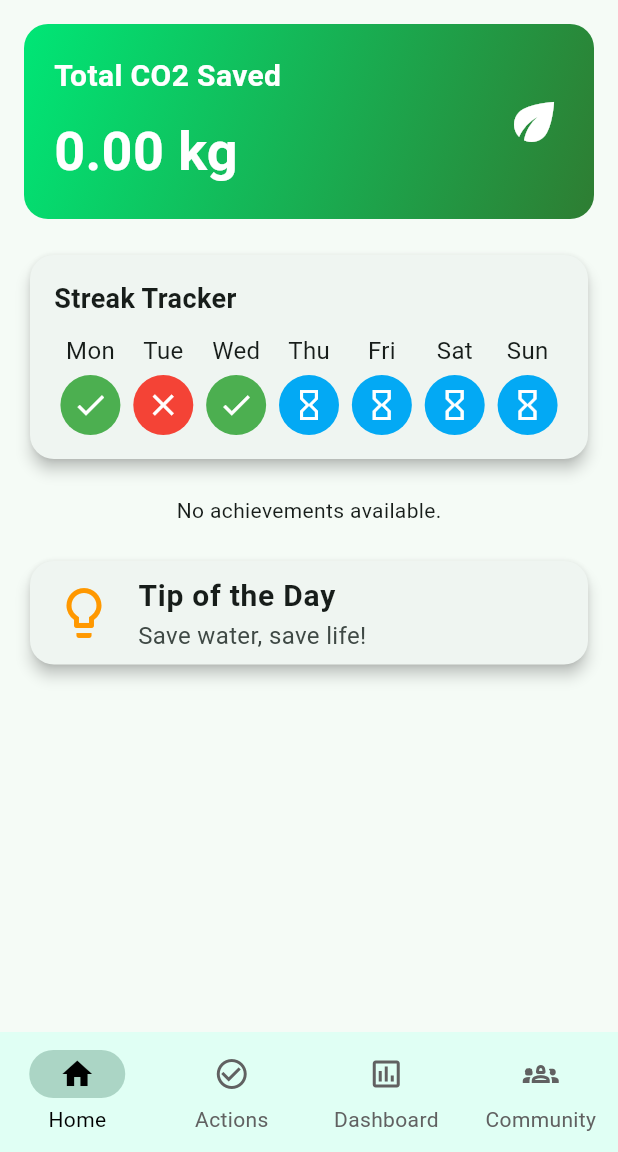
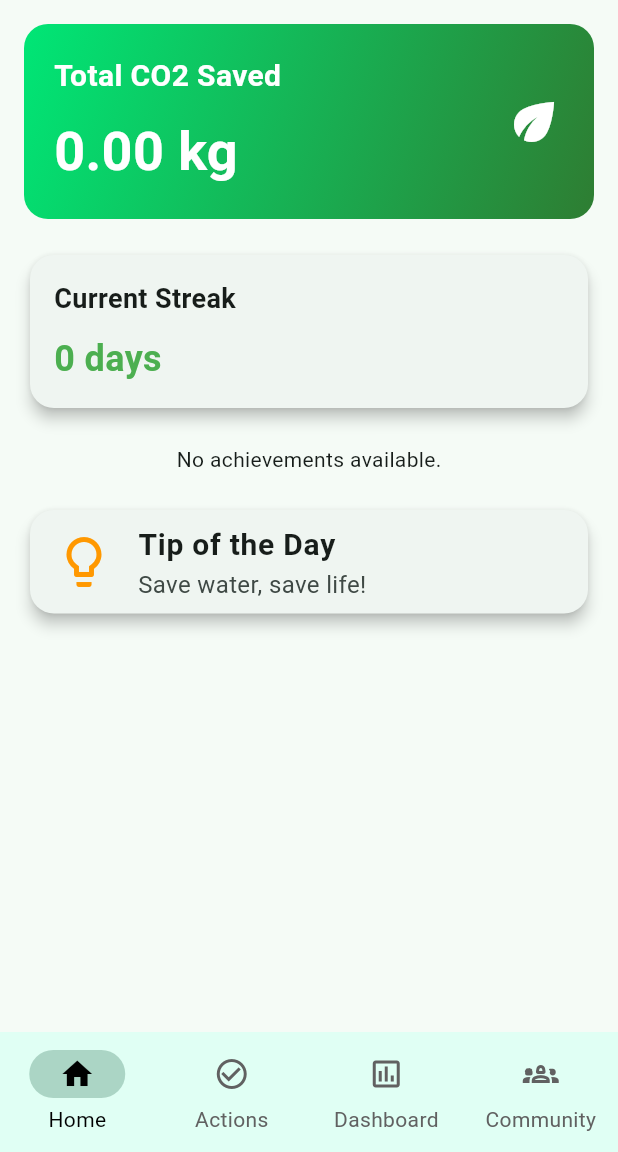
Before and after one commit to isha2125/C-Stain, a Flutter app: the screen it shows once a user with an empty profile is signed in, on a phone screen of 412 x 824 dp, the part 84-1236 px from its top. Run offline on Flutter 3.47's test engine with Material 3 defaults, Android fonts, the phone set to English and light mode, and no system bars; our stand-ins replace cloud_firestore, firebase_auth, firebase_core, flutter_riverpod, percent_indicator; missing offline and left inert: firebase_ui_auth, firebase_ui_oauth_google; accounts and stored records are empty.

Commit message:
streak added

```diff
--- a/lib/backend/auth_gate.dart
+++ b/lib/backend/auth_gate.dart
@@ -1,5 +1,6 @@
 import 'package:cloud_firestore/cloud_firestore.dart';
 import 'package:cstain/components/loader.dart';
+import 'package:cstain/components/streak_service.dart';
 import 'package:cstain/models/user.dart';
 import 'package:cstain/providers/auth_service.dart';
 import 'package:firebase_auth/firebase_auth.dart' hide EmailAuthProvider;
@@ -27,6 +28,10 @@ class AuthGate extends ConsumerWidget {
   static Future<void> _handleUserModel(User user, Ref ref) async {
     final userDoc = await _usersCollection.doc(user.uid).get();
 
+    //streak provider
+
+    final streakService = StreakService();
+
     UserModel userModel;
 
     if (!userDoc.exists) {
@@ -39,12 +44,15 @@ class AuthGate extends ConsumerWidget {
         profile_picture_url: user.photoURL ?? 'Default Profile Picture URL',
         total_CO2_saved: 0.0,
         username: user.displayName ?? 'No Username',
+        streak: 0,
+        lastLoginDate: Timestamp.now(),
       );
 
       await _usersCollection.doc(userModel.uid).set(userModel.toMap());
     } else {
       userModel = UserModel.fromMap(userDoc.data() as Map<String, dynamic>);
     }
+    await streakService.updateStreak();
 
     ref.read(userProvider.notifier).state = userModel;
   }
--- a/lib/models/user.dart
+++ b/lib/models/user.dart
@@ -13,6 +13,8 @@ class UserModel {
   final String profile_picture_url;
   final double total_CO2_saved;
   final String username;
+  final int streak; // New property
+  final Timestamp lastLoginDate; // New property
   UserModel({
     required this.uid,
     required this.bio,
@@ -22,6 +24,8 @@ class UserModel {
     required this.profile_picture_url,
     required this.total_CO2_saved,
     required this.username,
+    required this.streak, // Add this
+    required this.lastLoginDate, // A
   });
 
   UserModel copyWith({
@@ -33,6 +37,8 @@ class UserModel {
     String? profile_picture_url,
     double? total_CO2_saved,
     String? username,
+    int? streak,
+    Timestamp? lastLoginDate,
   }) {
     return UserModel(
       uid: uid ?? this.uid,
@@ -43,6 +49,8 @@ class UserModel {
       profile_picture_url: profile_picture_url ?? this.profile_picture_url,
       total_CO2_saved: total_CO2_saved ?? this.total_CO2_saved,
       username: username ?? this.username,
+      streak: streak ?? this.streak,
+      lastLoginDate: lastLoginDate ?? this.lastLoginDate,
     );
   }
 
@@ -56,6 +64,8 @@ class UserModel {
       'profile_picture_url': profile_picture_url,
       'total_CO2_saved': total_CO2_saved,
       'username': username,
+      'streak': streak,
+      'lastLoginDate': lastLoginDate,
     };
   }
 
@@ -69,6 +79,8 @@ class UserModel {
       profile_picture_url: map['profile_picture_url'] as String,
       total_CO2_saved: map['total_CO2_saved'] as double,
       username: map['username'] as String,
+      streak: map['streak'] as int,
+      lastLoginDate: map['lastLoginDate'] as Timestamp,
     );
   }
 
@@ -79,7 +91,7 @@ class UserModel {
 
   @override
   String toString() {
-    return 'UserModel(uid: $uid, bio: $bio, created_at: $created_at, email: $email, full_name: $full_name, profile_picture_url: $profile_picture_url, total_CO2_saved: $total_CO2_saved, username: $username)';
+    return 'UserModel(uid: $uid, bio: $bio, created_at: $created_at, email: $email, full_name: $full_name, profile_picture_url: $profile_picture_url, total_CO2_saved: $total_CO2_saved, username: $username,streak: $streak, lastLoginDate: $lastLoginDate)';
   }
 
   @override
@@ -93,7 +105,9 @@ class UserModel {
         other.full_name == full_name &&
         other.profile_picture_url == profile_picture_url &&
         other.total_CO2_saved == total_CO2_saved &&
-        other.username == username;
+        other.username == username &&
+        other.streak == streak &&
+        other.lastLoginDate == lastLoginDate;
   }
 
   @override
@@ -105,6 +119,8 @@ class UserModel {
         full_name.hashCode ^
         profile_picture_url.hashCode ^
         total_CO2_saved.hashCode ^
-        username.hashCode;
+        username.hashCode ^
+        streak.hashCode ^
+        lastLoginDate.hashCode;
   }
 }
--- a/lib/screens/home_screen.dart
+++ b/lib/screens/home_screen.dart
@@ -1,4 +1,5 @@
 //import 'package:cstain/backend/auth_gate.dart';
+import 'package:cstain/components/streak_service.dart';
 import 'package:cstain/models/achievements.dart';
 import 'package:cstain/models/user.dart';
 import 'package:cstain/providers/auth_service.dart';
@@ -21,15 +22,11 @@ final userStreamProvider = StreamProvider.autoDispose<UserModel>((ref) {
   if (user == null) throw Exception('User not authenticated');
   return ref.watch(firestoreServiceProvider).getUserStream(user.uid);
 });
-final streakProvider = StateProvider<List<bool?>>((ref) => [
-      true, // Monday: Log completed
-      false, // Tuesday: Log missed
-      true, // Wednesday: Log completed
-      null, // Thursday: Yet to arrive
-      null, // Friday: Yet to arrive
-      null, // Saturday: Yet to arrive
-      null // Sunday: Yet to arrive
-    ]);
+final streakProvider = StreamProvider<int>((ref) {
+  final streakService = StreakService();
+  return streakService.getStreakStream();
+});
+
 //final userProvider = StateProvider<User?>((ref) => User(full_name: "Aditya"));
 //final co2SavedProvider = StateProvider<double>((ref) => 100.0);
 final achievementProgressProvider = StateProvider<double>((ref) => 0.75);
@@ -46,7 +43,7 @@ class HomeScreen extends ConsumerWidget {
 
   @override
   Widget build(BuildContext context, WidgetRef ref) {
-    final streak = ref.watch(streakProvider);
+    final streakAsyncValue = ref.watch(streakProvider);
     final userStream = ref.watch(userStreamProvider);
     final achievements = ref.watch(achievementsProvider);
     print("Achievements state: ${achievements.toString()}");
@@ -149,72 +146,73 @@ class HomeScreen extends ConsumerWidget {
                   SizedBox(height: 20),
 
                   // Streak Tracker for a Week
-                  Card(
-                    shape: RoundedRectangleBorder(
-                      borderRadius: BorderRadius.circular(16.0),
-                    ),
-                    elevation: 4,
-                    child: Padding(
-                      padding: const EdgeInsets.all(16.0),
-                      child: Column(
-                        crossAxisAlignment: CrossAxisAlignment.start,
-                        children: [
-                          Text(
-                            'Streak Tracker',
-                            style: TextStyle(
-                              fontSize: 18,
-                              fontWeight: FontWeight.bold,
-                            ),
-                          ),
-                          SizedBox(height: 10),
-                          Row(
-                            mainAxisAlignment: MainAxisAlignment.spaceAround,
-                            children: List.generate(7, (index) {
-                              Color dayColor;
-                              IconData dayIcon;
+                  _buildStreakTracker(streakAsyncValue),
+                  // Card(
+                  //   shape: RoundedRectangleBorder(
+                  //     borderRadius: BorderRadius.circular(16.0),
+                  //   ),
+                  //   elevation: 4,
+                  //   child: Padding(
+                  //     padding: const EdgeInsets.all(16.0),
+                  //     child: Column(
+                  //       crossAxisAlignment: CrossAxisAlignment.start,
+                  //       children: [
+                  //         Text(
+                  //           'Streak Tracker',
+                  //           style: TextStyle(
+                  //             fontSize: 18,
+                  //             fontWeight: FontWeight.bold,
+                  //           ),
+                  //         ),
+                  //         SizedBox(height: 10),
+                  //         Row(
+                  //           mainAxisAlignment: MainAxisAlignment.spaceAround,
+                  //           children: List.generate(7, (index) {
+                  //             Color dayColor;
+                  //             IconData dayIcon;
 
-                              if (streak[index] == true) {
-                                dayColor = Colors.green;
-                                dayIcon = Icons.check;
-                              } else if (streak[index] == false) {
-                                dayColor = Colors.red;
-                                dayIcon = Icons.close;
-                              } else {
-                                dayColor = Colors.lightBlue;
-                                dayIcon = Icons.hourglass_empty;
-                              }
+                  //             if (streak[index] == true) {
+                  //               dayColor = Colors.green;
+                  //               dayIcon = Icons.check;
+                  //             } else if (streak[index] == false) {
+                  //               dayColor = Colors.red;
+                  //               dayIcon = Icons.close;
+                  //             } else {
+                  //               dayColor = Colors.lightBlue;
+                  //               dayIcon = Icons.hourglass_empty;
+                  //             }
 
-                              return Column(
-                                children: [
-                                  Text(
-                                    [
-                                      'Mon',
-                                      'Tue',
-                                      'Wed',
-                                      'Thu',
-                                      'Fri',
-                                      'Sat',
-                                      'Sun'
-                                    ][index],
-                                    style: TextStyle(fontSize: 16),
-                                  ),
-                                  SizedBox(height: 5),
-                                  CircleAvatar(
-                                    radius: 20,
-                                    backgroundColor: dayColor,
-                                    child: Icon(
-                                      dayIcon,
-                                      color: Colors.white,
-                                    ),
-                                  ),
-                                ],
-                              );
-                            }),
-                          ),
-                        ],
-                      ),
-                    ),
-                  ),
+                  //             return Column(
+                  //               children: [
+                  //                 Text(
+                  //                   [
+                  //                     'Mon',
+                  //                     'Tue',
+                  //                     'Wed',
+                  //                     'Thu',
+                  //                     'Fri',
+                  //                     'Sat',
+                  //                     'Sun'
+                  //                   ][index],
+                  //                   style: TextStyle(fontSize: 16),
+                  //                 ),
+                  //                 SizedBox(height: 5),
+                  //                 CircleAvatar(
+                  //                   radius: 20,
+                  //                   backgroundColor: dayColor,
+                  //                   child: Icon(
+                  //                     dayIcon,
+                  //                     color: Colors.white,
+                  //                   ),
+                  //                 ),
+                  //               ],
+                  //             );
+                  //           }),
+                  //         ),
+                  //       ],
+                  //     ),
+                  //   ),
+                  // ),
                   SizedBox(height: 20),
 
                   // Achievement Progress
@@ -401,4 +399,41 @@ class HomeScreen extends ConsumerWidget {
       ),
     );
   }
+
+  Widget _buildStreakTracker(AsyncValue<int> streakAsyncValue) {
+    return Card(
+      shape: RoundedRectangleBorder(
+        borderRadius: BorderRadius.circular(16.0),
+      ),
+      elevation: 4,
+      child: Padding(
+        padding: const EdgeInsets.all(16.0),
+        child: Column(
+          crossAxisAlignment: CrossAxisAlignment.start,
+          children: [
+            Text(
+              'Current Streak',
+              style: TextStyle(
+                fontSize: 18,
+                fontWeight: FontWeight.bold,
+              ),
+            ),
+            SizedBox(height: 10),
+            streakAsyncValue.when(
+              data: (streak) => Text(
+                '$streak days',
+                style: TextStyle(
+                  fontSize: 24,
+                  fontWeight: FontWeight.bold,
+                  color: Colors.green,
+                ),
+              ),
+              loading: () => CircularProgressIndicator(),
+              error: (error, _) => Text('Error: $error'),
+            ),
+          ],
+        ),
+      ),
+    );
+  }
 }
```
Also changed, not shown: lib/components/streak_service.dart (added, +54 -0 lines).
